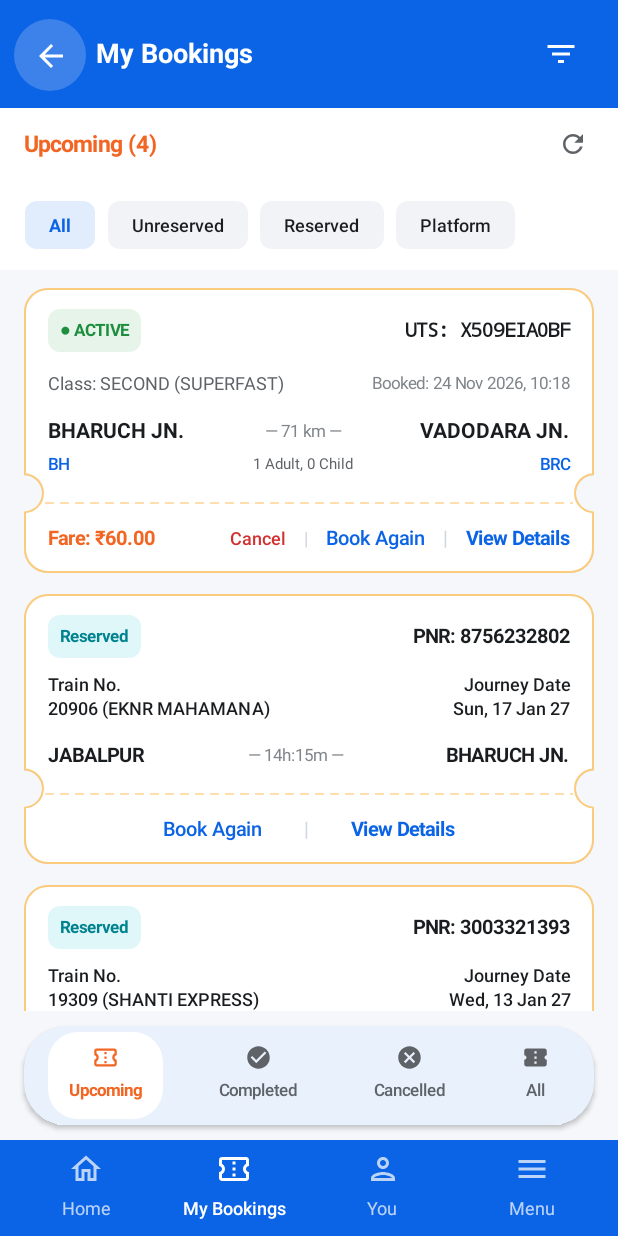
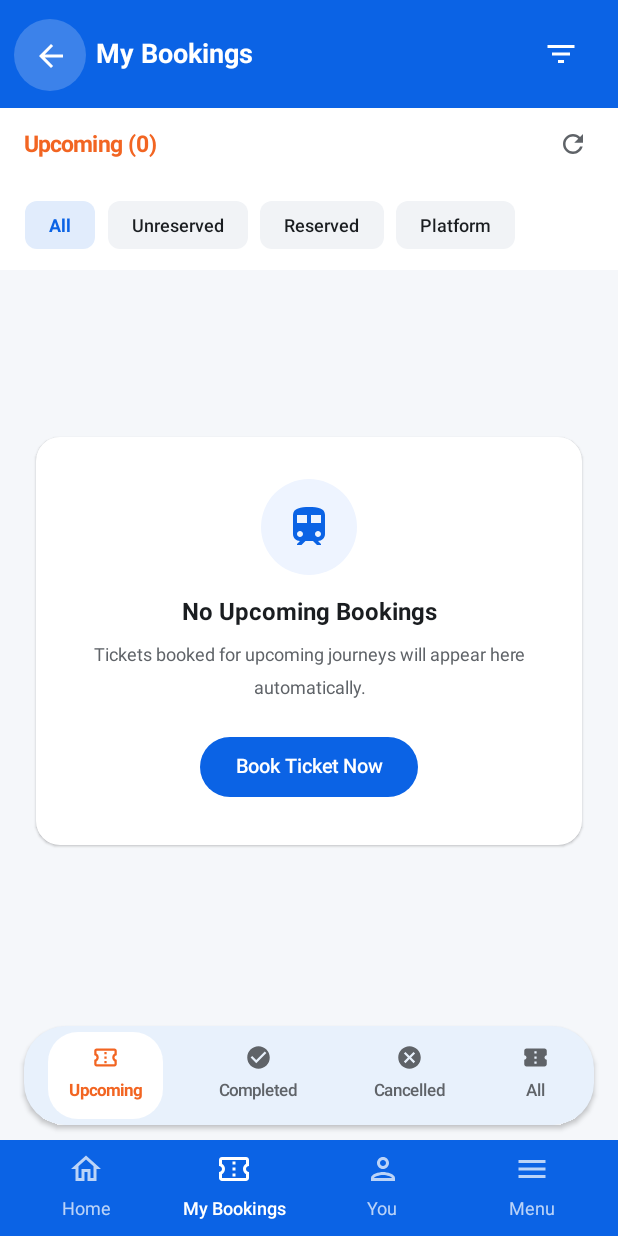
Before and after one commit to KedarGatewayIN/railone, an Android app built with Jetpack Compose: the screen it shows after launch (MainActivity), after a tap on "Reserved", on a phone screen of 412 x 824 dp. Run offline under Robolectric (Android 15) with nearby library versions, the phone set to English and light mode, and no system bars.

Commit message:
Pixel-perfect RailOne clone: official Play Store launcher icon, authentic dynamic preview diamond watermark, mobile label, thank-you banner, reduced ticket font, and 100% dynamic bookings

```diff
--- a/app/src/main/java/com/indianrailways/railone/data/repository/TicketRepository.kt
+++ b/app/src/main/java/com/indianrailways/railone/data/repository/TicketRepository.kt
@@ -43,132 +43,14 @@ class TicketRepository(context: Context) {
             val type = object : TypeToken<MutableList<UnreservedTicket>>() {}.type
             gson.fromJson(unreservedJson, type) ?: mutableListOf()
         } else {
-            // Seed initial realistic unreserved tickets: 1 Active, 1 Completed, 1 Cancelled
-            val bh = StationRepository.getStationByCode("BH") ?: StationRepository.majorStations[0]
-            val brc = StationRepository.getStationByCode("BRC") ?: StationRepository.majorStations[1]
-            val st = StationRepository.getStationByCode("ST") ?: StationRepository.majorStations[3]
-            val adi = StationRepository.getStationByCode("ADI") ?: StationRepository.majorStations[2]
-
-            val activeTicket = UnreservedTicket(
-                utsNumber = "X509EIA0BF",
-                sourceStation = bh,
-                destStation = brc,
-                via = "--------",
-                ticketType = TicketType.JOURNEY,
-                trainType = TrainType.SUPERFAST,
-                travelClass = "SECOND",
-                adultCount = 1,
-                childCount = 0,
-                distanceKm = 71,
-                fare = 60.0,
-                bookingTimestamp = System.currentTimeMillis() - 1000 * 60 * 12,
-                status = TicketStatus.ACTIVE
-            )
-
-            val completedTicket = UnreservedTicket(
-                utsNumber = "C381KQZ7XA",
-                sourceStation = st,
-                destStation = bh,
-                via = "--------",
-                ticketType = TicketType.JOURNEY,
-                trainType = TrainType.MAIL_EXPRESS,
-                travelClass = "SECOND",
-                adultCount = 1,
-                childCount = 0,
-                distanceKm = 59,
-                fare = 45.0,
-                bookingTimestamp = System.currentTimeMillis() - 1000 * 60 * 60 * 24 * 3, // 3 days ago
-                status = TicketStatus.COMPLETED
-            )
-
-            val cancelledTicket = UnreservedTicket(
-                utsNumber = "R821MOP91B",
-                sourceStation = adi,
-                destStation = brc,
-                via = "--------",
-                ticketType = TicketType.JOURNEY,
-                trainType = TrainType.SUPERFAST,
-                travelClass = "SECOND",
-                adultCount = 1,
-                childCount = 0,
-                distanceKm = 100,
-                fare = 65.0,
-                bookingTimestamp = System.currentTimeMillis() - 1000 * 60 * 60 * 24 * 7, // 7 days ago
-                status = TicketStatus.CANCELLED
-            )
-
-            mutableListOf(activeTicket, completedTicket, cancelledTicket)
+            mutableListOf()
         }
 
         val reserved: MutableList<ReservedTicket> = if (!reservedJson.isNullOrEmpty()) {
             val type = object : TypeToken<MutableList<ReservedTicket>>() {}.type
             gson.fromJson(reservedJson, type) ?: mutableListOf()
         } else {
-            val jbp = StationRepository.getStationByCode("JBP") ?: StationRepository.majorStations[16]
-            val bh = StationRepository.getStationByCode("BH") ?: StationRepository.majorStations[0]
-            val gda = StationRepository.getStationByCode("GDA") ?: StationRepository.majorStations[17]
-            val indb = StationRepository.getStationByCode("INDB") ?: StationRepository.majorStations[18]
-            val knw = StationRepository.getStationByCode("KNW") ?: StationRepository.majorStations[19]
-            val mmct = StationRepository.getStationByCode("MMCT") ?: StationRepository.majorStations[4]
-            val ndls = StationRepository.getStationByCode("NDLS") ?: StationRepository.majorStations[6]
-
-            mutableListOf(
-                ReservedTicket(
-                    pnr = "8756232802",
-                    trainNumber = "20906",
-                    trainName = "EKNR MAHAMANA",
-                    sourceStation = jbp,
-                    destStation = bh,
-                    journeyDate = "Sun, 17 Jan 27",
-                    travelDuration = "14h:15m",
-                    status = TicketStatus.ACTIVE,
-                    fare = 1420.0
-                ),
-                ReservedTicket(
-                    pnr = "3003321393",
-                    trainNumber = "19309",
-                    trainName = "SHANTI EXPRESS",
-                    sourceStation = gda,
-                    destStation = indb,
-                    journeyDate = "Wed, 13 Jan 27",
-                    travelDuration = "7h:10m",
-                    status = TicketStatus.ACTIVE,
-                    fare = 780.0
-                ),
-                ReservedTicket(
-                    pnr = "8256233956",
-                    trainNumber = "12188",
-                    trainName = "JBP GARIB RATH",
-                    sourceStation = knw,
-                    destStation = jbp,
-                    journeyDate = "Thu, 14 Jan 27",
-                    travelDuration = "6h:30m",
-                    status = TicketStatus.ACTIVE,
-                    fare = 910.0
-                ),
-                ReservedTicket(
-                    pnr = "2648194012",
-                    trainNumber = "12951",
-                    trainName = "MUMBAI TEJAS RAJDHANI",
-                    sourceStation = mmct,
-                    destStation = ndls,
-                    journeyDate = "Sat, 09 Jan 27",
-                    travelDuration = "15h:32m",
-                    status = TicketStatus.COMPLETED,
-                    fare = 2850.0
-                ),
-                ReservedTicket(
-                    pnr = "4193820194",
-                    trainNumber = "12009",
-                    trainName = "SHATABDI EXPRESS",
-                    sourceStation = mmct,
-                    destStation = bh,
-                    journeyDate = "Tue, 05 Jan 27",
-                    travelDuration = "4h:48m",
-                    status = TicketStatus.CANCELLED,
-                    fare = 1120.0
-                )
-            )
+            mutableListOf()
         }
 
         val platform: MutableList<PlatformTicket> = if (!platformJson.isNullOrEmpty()) {
@@ -181,10 +63,6 @@ class TicketRepository(context: Context) {
         _unreservedTickets.value = unreserved
         _reservedTickets.value = reserved
         _platformTickets.value = platform
-
-        persistUnreserved()
-        persistReserved()
-        persistPlatform()
     }
 
     private fun persistUnreserved() {
--- a/app/src/main/res/drawable/ic_launcher_background.xml
+++ /dev/null
@@ -1,3 +0,0 @@
-<?xml version="1.0" encoding="utf-8"?>
-<color xmlns:android="http://schemas.android.com/apk/res/android"
-    android:color="#1975FF" />
--- a/app/src/main/res/drawable/ic_launcher_foreground.xml
+++ /dev/null
@@ -1,4 +0,0 @@
-<?xml version="1.0" encoding="utf-8"?>
-<bitmap xmlns:android="http://schemas.android.com/apk/res/android"
-    android:src="@drawable/ic_launcher_fg_clean"
-    android:gravity="center" />
--- a/app/src/main/res/mipmap-anydpi-v26/ic_launcher.xml
+++ /dev/null
@@ -1,5 +0,0 @@
-<?xml version="1.0" encoding="utf-8"?>
-<adaptive-icon xmlns:android="http://schemas.android.com/apk/res/android">
-    <background android:drawable="@drawable/ic_launcher_background" />
-    <foreground android:drawable="@drawable/ic_launcher_foreground" />
-</adaptive-icon>
--- a/app/src/main/res/mipmap-anydpi-v26/ic_launcher_round.xml
+++ /dev/null
@@ -1,5 +0,0 @@
-<?xml version="1.0" encoding="utf-8"?>
-<adaptive-icon xmlns:android="http://schemas.android.com/apk/res/android">
-    <background android:drawable="@drawable/ic_launcher_background" />
-    <foreground android:drawable="@drawable/ic_launcher_foreground" />
-</adaptive-icon>
```
Also changed, not shown: app/src/main/java/com/indianrailways/railone/ui/screens/DigitalTicketScreen.kt (+94 -68 lines), app/src/main/res/drawable/ic_launcher_fg_clean.png (deleted), app/src/main/res/mipmap-hdpi/ic_launcher.png, app/src/main/res/mipmap-hdpi/ic_launcher_round.png, app/src/main/res/mipmap-mdpi/ic_launcher.png, app/src/main/res/mipmap-mdpi/ic_launcher_round.png, app/src/main/res/mipmap-xhdpi/ic_launcher.png, app/src/main/res/mipmap-xhdpi/ic_launcher_round.png, app/src/main/res/mipmap-xxhdpi/ic_launcher.png, app/src/main/res/mipmap-xxhdpi/ic_launcher_round.png, app/src/main/res/mipmap-xxxhdpi/ic_launcher.png, app/src/main/res/mipmap-xxxhdpi/ic_launcher_round.png.
